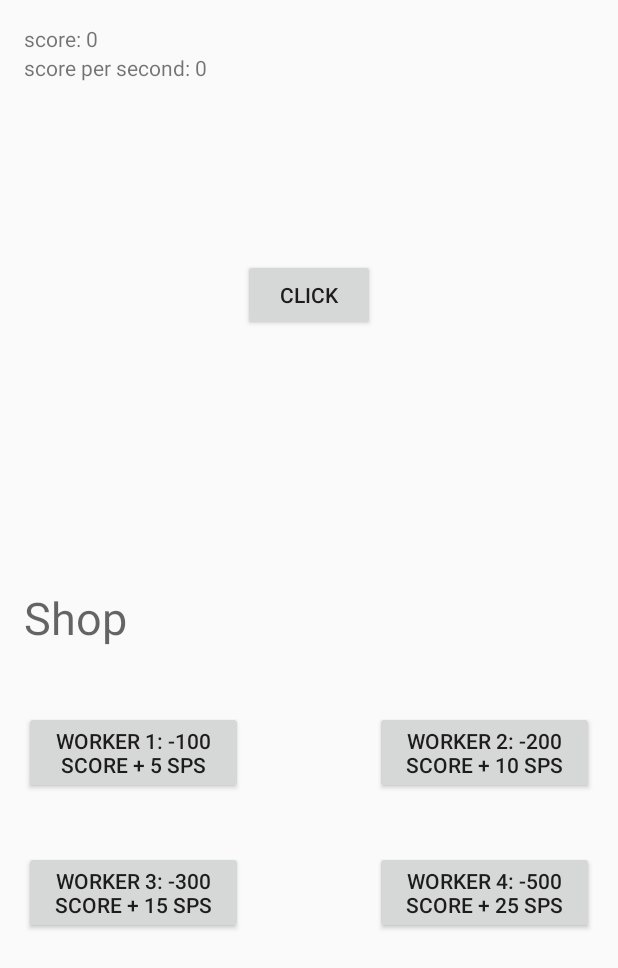
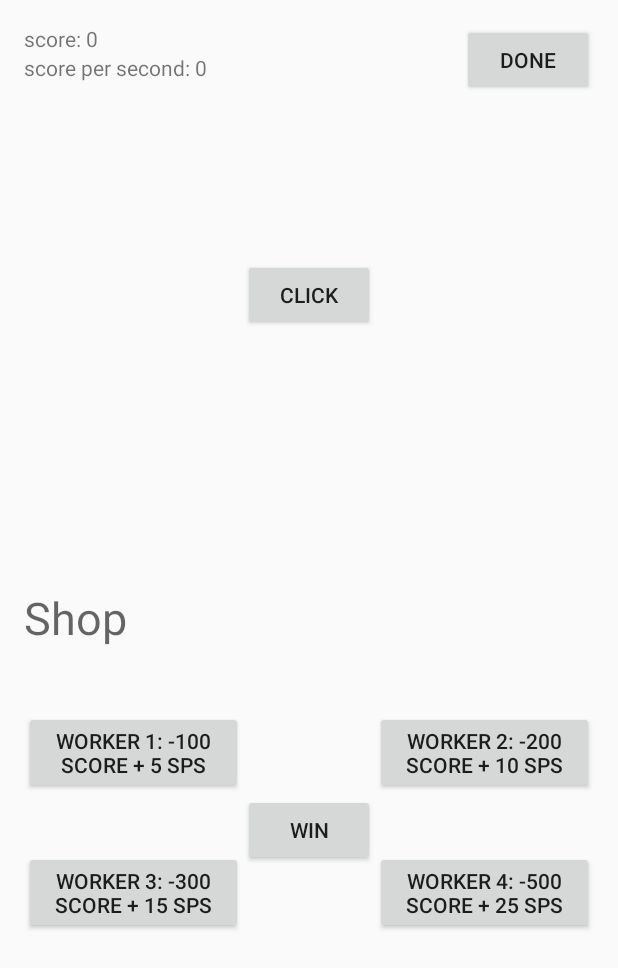
Before and after one commit to gamerszvidx/Development4, an Android app: the screen it shows after launch (MainActivity), on a phone screen of 412 x 824 dp. Shown: the top 968 px of the screen. Run offline under Robolectric (Android 15) with nearby library versions, the phone set to English and light mode, and no system bars.

Commit message:
added a buyable ending and a exit button

```diff
--- a/app/src/main/java/io/github/gamerszvidx/development3/Score.java
+++ b/app/src/main/java/io/github/gamerszvidx/development3/Score.java
@@ -42,7 +42,7 @@ public class Score extends Activity {
                     }
                 });
             }
-        }, 1000, 1000);
+        },1000,1000);
     }
 
 
--- a/app/src/main/res/layout/activity_main.xml
+++ b/app/src/main/res/layout/activity_main.xml
@@ -76,4 +76,22 @@
         android:layout_alignTop="@+id/addsps3"
         android:layout_alignStart="@+id/addsps2" />
 
+    <Button
+        android:layout_width="wrap_content"
+        android:layout_height="wrap_content"
+        android:text="done"
+        android:id="@+id/done"
+        android:onClick="done"
+        android:layout_alignParentTop="true"
+        android:layout_alignParentEnd="true" />
+
+    <Button
+        android:layout_width="wrap_content"
+        android:layout_height="wrap_content"
+        android:text="WIN"
+        android:id="@+id/win"
+        android:onClick="win"
+        android:layout_below="@+id/addsps1"
+        android:layout_centerHorizontal="true" />
+
 </RelativeLayout>
```
Also changed, not shown: app/src/main/java/io/github/gamerszvidx/development3/MainActivity.java (+16 -0 lines).
